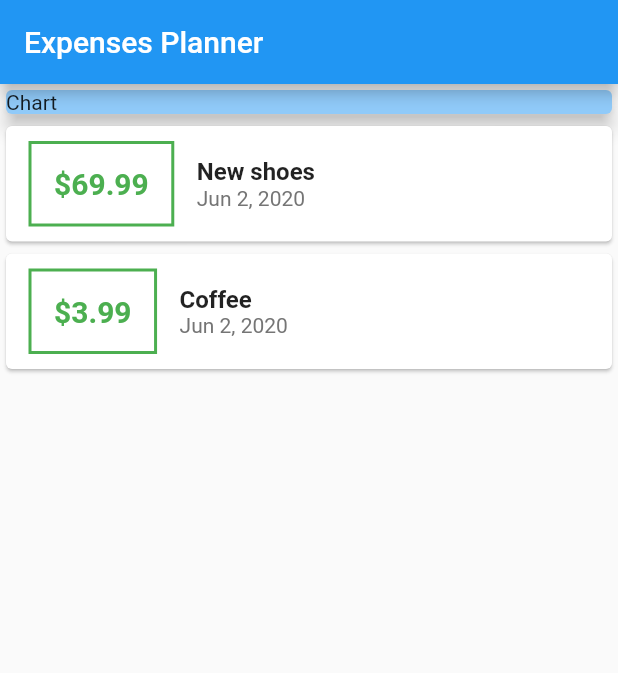
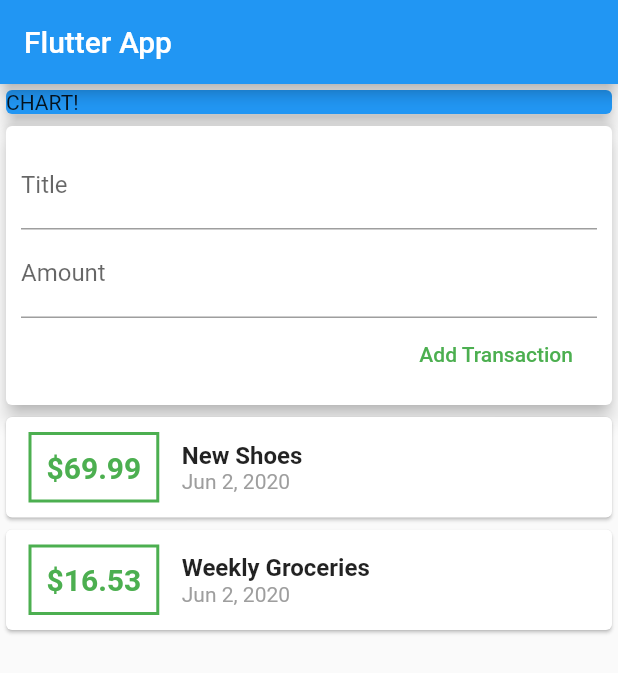
Before and after one commit to rohitbulusu/expenses-planner, a Flutter app: the screen it shows after launch, on a phone screen of 412 x 824 dp. Shown: the top 673 px of the screen. Run offline on Flutter 3.47's test engine with Material 2 defaults, Android fonts, the phone set to English and light mode, and no system bars.

Commit message:
added ability to add new transactions

```diff
--- a/lib/main.dart
+++ b/lib/main.dart
@@ -1,6 +1,6 @@
 import 'package:flutter/material.dart';
-import './transaction.dart';
-import 'package:intl/intl.dart';
+
+import './widgets/user_transactions.dart';
 
 void main() => runApp(MyApp());
 
@@ -15,86 +15,30 @@ class MyApp extends StatelessWidget {
 }
 
 class MyHomePage extends StatelessWidget {
-  final List<Transaction> transactions = [
-    Transaction(
-      id: "t1",
-      title: "New shoes",
-      amount: 69.99,
-      date: DateTime.now(),
-    ),
-    Transaction(
-      id: "t2",
-      title: "Coffee",
-      amount: 3.99,
-      date: DateTime.now(),
-    )
-  ];
+  // String titleInput;
+  // String amountInput;
+  final titleController = TextEditingController();
+  final amountController = TextEditingController();
 
   @override
   Widget build(BuildContext context) {
     return Scaffold(
       appBar: AppBar(
-        title: Text("Expenses Planner"),
+        title: Text('Flutter App'),
       ),
       body: Column(
+        // mainAxisAlignment: MainAxisAlignment.start,
+        crossAxisAlignment: CrossAxisAlignment.stretch,
         children: <Widget>[
           Container(
             width: double.infinity,
             child: Card(
-              color: Colors.blue[200],
-              elevation: 5.0,
-              child: Text("Chart"),
+              color: Colors.blue,
+              child: Text('CHART!'),
+              elevation: 5,
             ),
           ),
-          Column(
-            children: transactions.map((tx) {
-              return Card(
-                child: Row(
-                  children: <Widget>[
-                    Container(
-                      margin: EdgeInsets.symmetric(
-                        vertical: 10,
-                        horizontal: 15,
-                      ),
-                      padding: EdgeInsets.all(15),
-                      decoration: BoxDecoration(
-                        border: Border.all(
-                          color: Colors.green,
-                          width: 2,
-                        ),
-                      ),
-                      child: Text(
-                        "\$${tx.amount}",
-                        style: TextStyle(
-                          fontWeight: FontWeight.bold,
-                          fontSize: 20,
-                          color: Colors.green,
-                        ),
-                      ),
-                    ),
-                    Column(
-                      crossAxisAlignment: CrossAxisAlignment.start,
-                      children: <Widget>[
-                        Text(
-                          tx.title,
-                          style: TextStyle(
-                            fontSize: 16,
-                            fontWeight: FontWeight.bold,
-                          ),
-                        ),
-                        Text(
-                          DateFormat.yMMMd().format(tx.date),
-                          style: TextStyle(
-                            color: Colors.grey[600],
-                          ),
-                        ),
-                      ],
-                    ),
-                  ],
-                ),
-              );
-            }).toList(),
-          )
+          UserTransactions()
         ],
       ),
     );
--- /dev/null
+++ b/lib/models/transaction.dart
@@ -0,0 +1,15 @@
+import 'package:flutter/foundation.dart';
+
+class Transaction {
+  final String id;
+  final String title;
+  final double amount;
+  final DateTime date;
+
+  Transaction({
+    @required this.id,
+    @required this.title,
+    @required this.amount,
+    @required this.date,
+  });
+}
--- a/lib/transaction.dart
+++ /dev/null
@@ -1,15 +0,0 @@
-import 'package:flutter/foundation.dart';
-
-class Transaction {
-  final String id;
-  final String title;
-  final double amount;
-  final DateTime date;
-
-  Transaction({
-    @required this.id,
-    @required this.title,
-    @required this.amount,
-    @required this.date,
-  });
-}
--- /dev/null
+++ b/lib/widgets/new_transaction.dart
@@ -0,0 +1,46 @@
+import 'package:flutter/material.dart';
+
+class NewTransaction extends StatelessWidget {
+  final Function addTx;
+  final titleController = TextEditingController();
+  final amountController = TextEditingController();
+
+  NewTransaction(this.addTx);
+
+  @override
+  Widget build(BuildContext context) {
+    return Card(
+      elevation: 5,
+      child: Container(
+        padding: EdgeInsets.all(10),
+        child: Column(
+          crossAxisAlignment: CrossAxisAlignment.end,
+          children: <Widget>[
+            TextField(
+              decoration: InputDecoration(labelText: 'Title'),
+              controller: titleController,
+              // onChanged: (val) {
+              //   titleInput = val;
+              // },
+            ),
+            TextField(
+              decoration: InputDecoration(labelText: 'Amount'),
+              controller: amountController,
+              // onChanged: (val) => amountInput = val,
+            ),
+            FlatButton(
+              child: Text('Add Transaction'),
+              textColor: Colors.green,
+              onPressed: () {
+                addTx(
+                  titleController.text,
+                  double.parse(amountController.text),
+                );
+              },
+            ),
+          ],
+        ),
+      ),
+    );
+  }
+}
--- /dev/null
+++ b/lib/widgets/transaction_list.dart
@@ -0,0 +1,63 @@
+import 'package:flutter/material.dart';
+import 'package:intl/intl.dart';
+
+import '../models/transaction.dart';
+
+class TransactionList extends StatelessWidget {
+  final List<Transaction> transactions;
+
+  TransactionList(this.transactions);
+
+  @override
+  Widget build(BuildContext context) {
+    return Column(
+      children: transactions.map((tx) {
+        return Card(
+          child: Row(
+            children: <Widget>[
+              Container(
+                margin: EdgeInsets.symmetric(
+                  vertical: 10,
+                  horizontal: 15,
+                ),
+                decoration: BoxDecoration(
+                  border: Border.all(
+                    color: Colors.green,
+                    width: 2,
+                  ),
+                ),
+                padding: EdgeInsets.all(10),
+                child: Text(
+                  '\$${tx.amount}',
+                  style: TextStyle(
+                    fontWeight: FontWeight.bold,
+                    fontSize: 20,
+                    color: Colors.green,
+                  ),
+                ),
+              ),
+              Column(
+                crossAxisAlignment: CrossAxisAlignment.start,
+                children: <Widget>[
+                  Text(
+                    tx.title,
+                    style: TextStyle(
+                      fontSize: 16,
+                      fontWeight: FontWeight.bold,
+                    ),
+                  ),
+                  Text(
+                    DateFormat.yMMMd().format(tx.date),
+                    style: TextStyle(
+                      color: Colors.grey,
+                    ),
+                  ),
+                ],
+              ),
+            ],
+          ),
+        );
+      }).toList(),
+    );
+  }
+}
--- /dev/null
+++ b/lib/widgets/user_transactions.dart
@@ -0,0 +1,50 @@
+import 'package:flutter/material.dart';
+
+import './new_transaction.dart';
+import './transaction_list.dart';
+import '../models/transaction.dart';
+
+class UserTransactions extends StatefulWidget {
+  @override
+  _UserTransactionsState createState() => _UserTransactionsState();
+}
+
+class _UserTransactionsState extends State<UserTransactions> {
+  final List<Transaction> _userTransactions = [
+    Transaction(
+      id: 't1',
+      title: 'New Shoes',
+      amount: 69.99,
+      date: DateTime.now(),
+    ),
+    Transaction(
+      id: 't2',
+      title: 'Weekly Groceries',
+      amount: 16.53,
+      date: DateTime.now(),
+    ),
+  ];
+
+  void _addNewTransaction(String txTitle, double txAmount) {
+    final newTx = Transaction(
+      title: txTitle,
+      amount: txAmount,
+      date: DateTime.now(),
+      id: DateTime.now().toString(),
+    );
+
+    setState(() {
+      _userTransactions.add(newTx);
+    });
+  }
+
+  @override
+  Widget build(BuildContext context) {
+    return Column(
+      children: <Widget>[
+        NewTransaction(_addNewTransaction),
+        TransactionList(_userTransactions),
+      ],
+    );
+  }
+}
```
